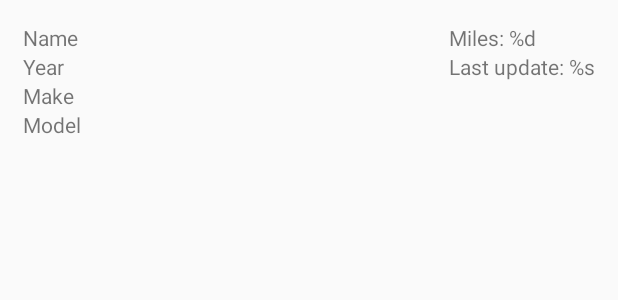
After one commit to t-howes/AutoLogs, an Android app: the layout item_row_car.xml on its own in the app's theme, with its tools: preview values and no code run, on a phone screen of 412 x 824 dp. The commit adds this screen. Shown: the top 300 px of the screen. Run offline under Robolectric (Android 15) with nearby library versions, the phone set to English and light mode, and no system bars.

Commit message:
Add car model, adapter, and start to bind activity. TODO: use MVVM

```diff
--- a/app/build.gradle
+++ b/app/build.gradle
@@ -25,6 +25,7 @@ dependencies {
     implementation fileTree(dir: 'libs', include: ['*.jar'])
     implementation"org.jetbrains.kotlin:kotlin-stdlib-jre7:$kotlin_version"
     implementation "com.android.support:appcompat-v7:$rootProject.ext.supportLibraryVersion"
+    implementation "com.android.support:design:$rootProject.ext.supportLibraryVersion"
     implementation "com.android.support:recyclerview-v7:$rootProject.ext.supportLibraryVersion"
     implementation "com.android.support:cardview-v7:$rootProject.ext.supportLibraryVersion"
     implementation 'com.android.support.constraint:constraint-layout:1.1.0'
--- a/app/src/main/AndroidManifest.xml
+++ b/app/src/main/AndroidManifest.xml
@@ -9,7 +9,7 @@
         android:roundIcon="@mipmap/ic_launcher_round"
         android:supportsRtl="true"
         android:theme="@style/AppTheme">
-        <activity android:name=".CarListActivity">
+        <activity android:name=".views.carList.CarListActivity">
             <intent-filter>
                 <action android:name="android.intent.action.MAIN" />
 
--- /dev/null
+++ b/app/src/main/res/layout/item_row_car.xml
@@ -0,0 +1,63 @@
+<?xml version="1.0" encoding="utf-8"?>
+<LinearLayout
+    xmlns:android="http://schemas.android.com/apk/res/android"
+    xmlns:tools="http://schemas.android.com/tools"
+    android:layout_width="match_parent"
+    android:layout_height="wrap_content"
+    android:padding="15dp"
+    android:orientation="horizontal">
+
+    <LinearLayout
+        android:layout_width="0dp"
+        android:layout_height="wrap_content"
+        android:layout_weight="1"
+        android:orientation="vertical">
+
+
+        <TextView
+            android:id="@+id/name"
+            android:layout_width="wrap_content"
+            android:layout_height="wrap_content"
+            android:visibility="gone"
+            tools:visibility="visible"
+            tools:text="Name" />
+
+        <TextView
+            android:id="@+id/year"
+            android:layout_width="wrap_content"
+            android:layout_height="wrap_content"
+            tools:text="Year"/>
+
+        <TextView
+            android:id="@+id/make"
+            android:layout_width="wrap_content"
+            android:layout_height="wrap_content"
+            tools:text="Make"/>
+
+        <TextView
+            android:id="@+id/model"
+            android:layout_width="wrap_content"
+            android:layout_height="wrap_content"
+            tools:text="Model"/>
+
+    </LinearLayout>
+
+
+    <LinearLayout
+        android:layout_width="wrap_content"
+        android:layout_height="wrap_content"
+        android:orientation="vertical">
+
+        <TextView
+            android:id="@+id/miles"
+            android:layout_width="wrap_content"
+            android:layout_height="wrap_content"
+            android:text="@string/miles"/>
+
+        <TextView
+            android:id="@+id/lastUpdate"
+            android:layout_width="wrap_content"
+            android:layout_height="wrap_content"
+            android:text="@string/last_update"/>
+    </LinearLayout>
+</LinearLayout>
--- a/app/src/main/res/values/strings.xml
+++ b/app/src/main/res/values/strings.xml
@@ -1,3 +1,5 @@
 <resources>
     <string name="app_name">Auto Service</string>
+    <string name="miles">Miles: %d</string>
+    <string name="last_update">Last update: %s</string>
 </resources>
```
Also changed, not shown: app/src/main/java/sample/thowes/autoservice/CarListActivity.kt (deleted, +0 -12 lines), app/src/main/java/sample/thowes/autoservice/extensions/DateExtensions.kt (added, +8 -0 lines), app/src/main/java/sample/thowes/autoservice/models/Car.kt (added, +11 -0 lines), app/src/main/java/sample/thowes/autoservice/views/carList/CarAdapter.kt (added, +40 -0 lines), app/src/main/java/sample/thowes/autoservice/views/carList/CarListActivity.kt (added, +21 -0 lines), app/src/main/res/layout/activity_car_list.xml (+17 -12 lines).
